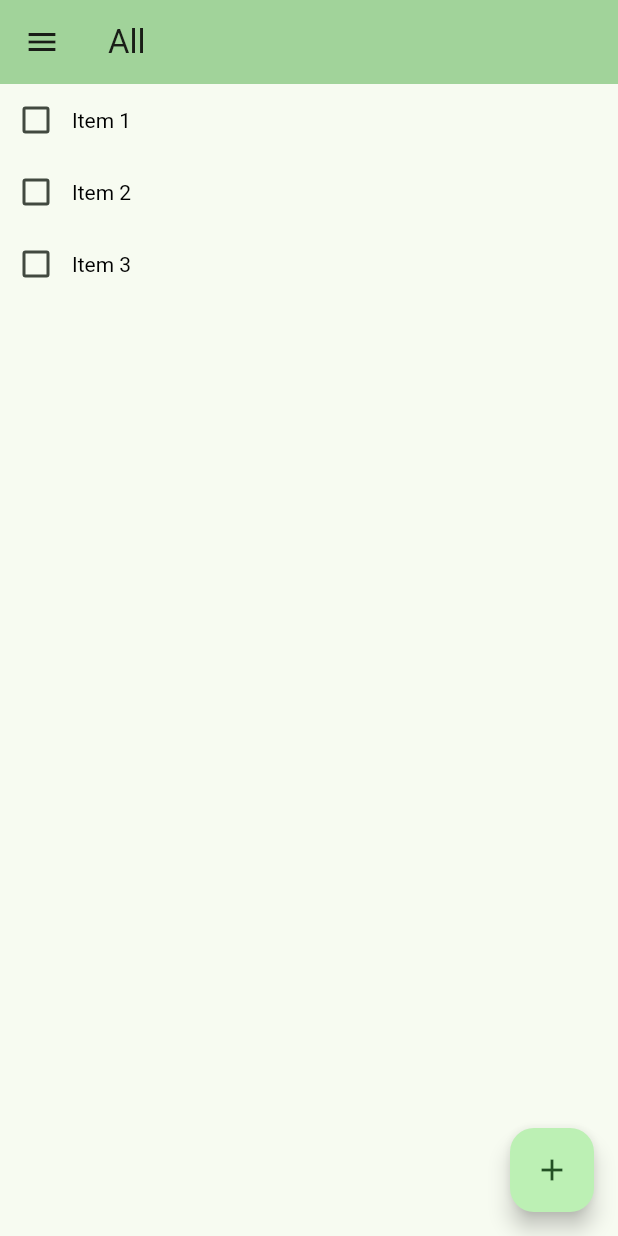
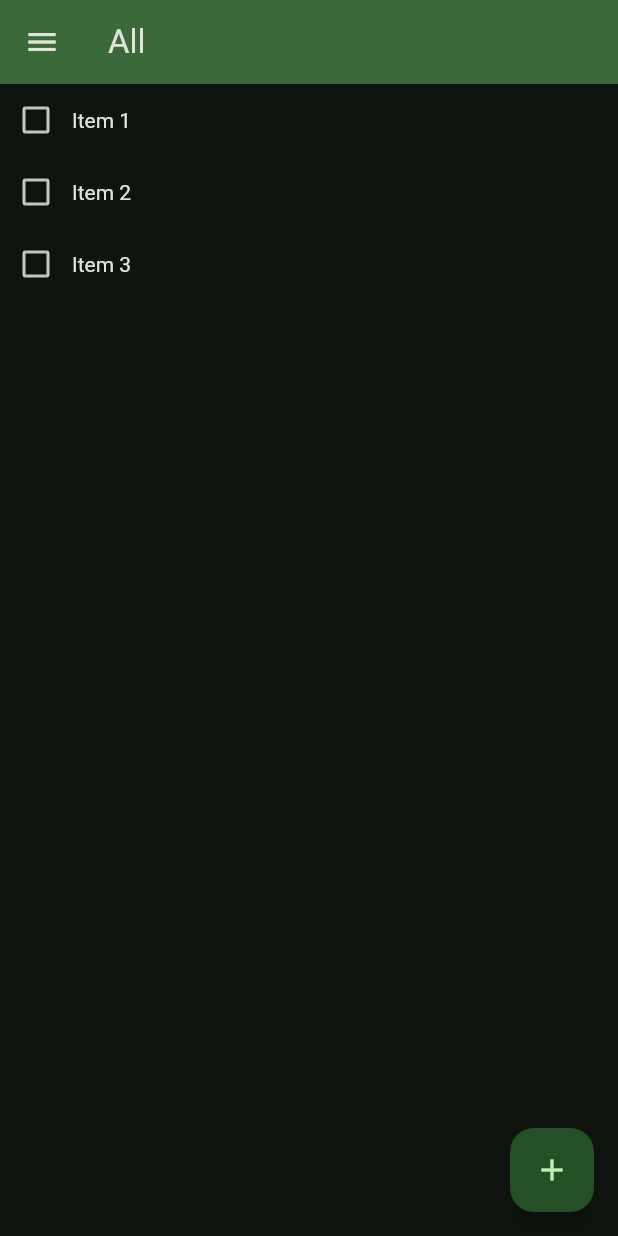
Before and after one commit to IgorAugst/todo_flutter, a Flutter app: the screen it shows after launch, on a phone screen of 412 x 824 dp. Run offline on Flutter 3.47's test engine with Material 3 defaults, Android fonts, the phone set to English and light mode, and no system bars.

Commit message:
Atualiza cores dos itens e ajusta o esquema de cores do tema para o modo escuro

```diff
--- a/lib/main.dart
+++ b/lib/main.dart
@@ -29,7 +29,7 @@ class MyApp extends StatelessWidget {
       title: 'Flutter Demo',
       debugShowCheckedModeBanner: false,
       theme: ThemeData(
-        colorScheme: ColorScheme.fromSeed(seedColor: Colors.green),
+        colorScheme: ColorScheme.fromSeed(seedColor: Colors.green, brightness: Brightness.dark),
         useMaterial3: true,
       ),
       home: const MyHomePage(),
--- a/lib/widgets/item_widget.dart
+++ b/lib/widgets/item_widget.dart
@@ -44,7 +44,7 @@ class _ItemWidgetState extends State<ItemWidget> {
               text: widget.item.title,
               style: TextStyle(
                   decoration: widget.item.isDone ? TextDecoration.lineThrough : null,
-                  color: Colors.black),
+                  color: Theme.of(context).colorScheme.onSurface),
             ))
           ],
         ),
```
Also changed, not shown: 4 other files.
